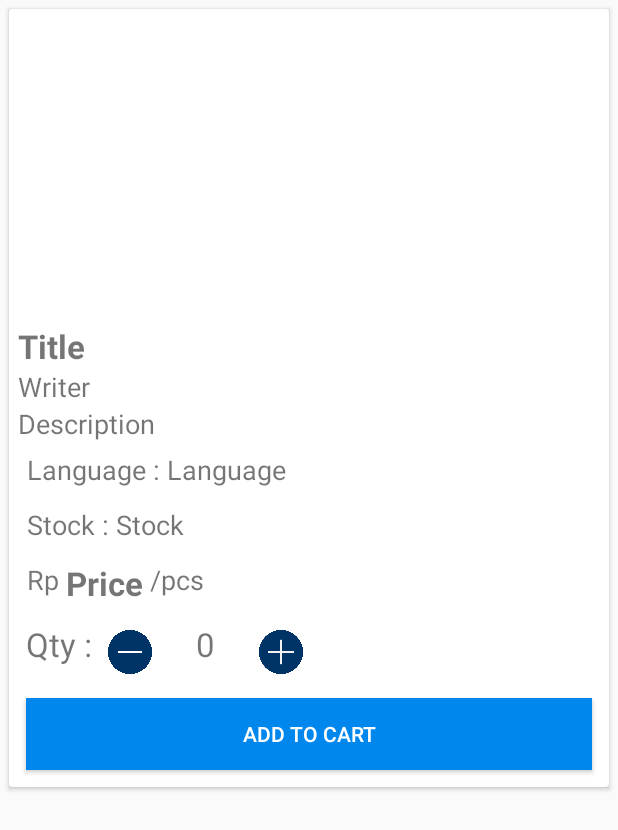
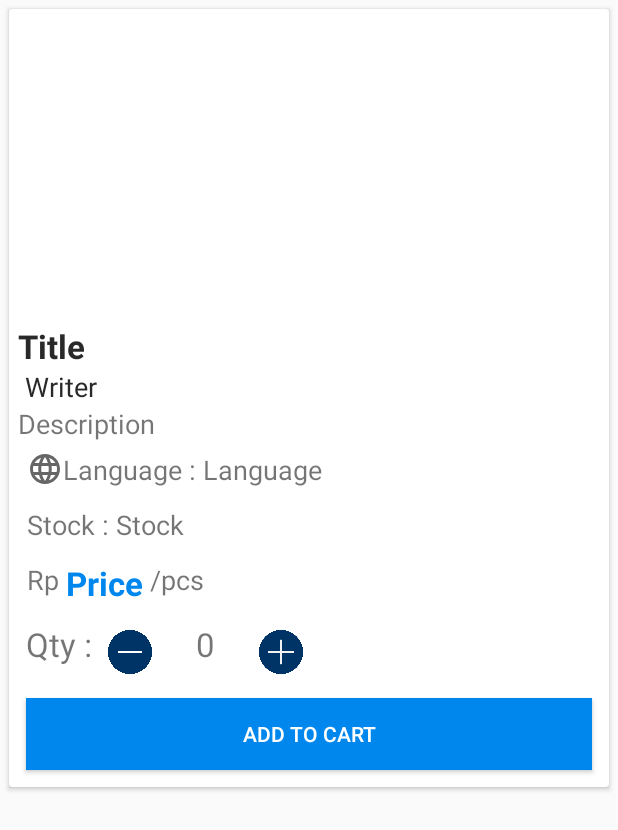
Before and after one commit to gdochadipa/Pratikum_Progmob, an Android app: the layout activity_book_detail.xml on its own in the app's theme, with its tools: preview values and no code run, on a phone screen of 412 x 824 dp. Shown: the top 830 px of the screen. Run offline under Robolectric (Android 15) with nearby library versions, the phone set to English and light mode, and no system bars.

Commit message:
add icon 3

```diff
--- /dev/null
+++ b/app/src/main/res/drawable/ic_baseline_language_24.xml
@@ -0,0 +1,10 @@
+<vector xmlns:android="http://schemas.android.com/apk/res/android"
+    android:width="24dp"
+    android:height="24dp"
+    android:viewportWidth="24"
+    android:viewportHeight="24"
+    android:tint="?attr/colorControlNormal">
+  <path
+      android:fillColor="@android:color/white"
+      android:pathData="M11.99,2C6.47,2 2,6.48 2,12s4.47,10 9.99,10C17.52,22 22,17.52 22,12S17.52,2 11.99,2zM18.92,8h-2.95c-0.32,-1.25 -0.78,-2.45 -1.38,-3.56 1.84,0.63 3.37,1.91 4.33,3.56zM12,4.04c0.83,1.2 1.48,2.53 1.91,3.96h-3.82c0.43,-1.43 1.08,-2.76 1.91,-3.96zM4.26,14C4.1,13.36 4,12.69 4,12s0.1,-1.36 0.26,-2h3.38c-0.08,0.66 -0.14,1.32 -0.14,2 0,0.68 0.06,1.34 0.14,2L4.26,14zM5.08,16h2.95c0.32,1.25 0.78,2.45 1.38,3.56 -1.84,-0.63 -3.37,-1.9 -4.33,-3.56zM8.03,8L5.08,8c0.96,-1.66 2.49,-2.93 4.33,-3.56C8.81,5.55 8.35,6.75 8.03,8zM12,19.96c-0.83,-1.2 -1.48,-2.53 -1.91,-3.96h3.82c-0.43,1.43 -1.08,2.76 -1.91,3.96zM14.34,14L9.66,14c-0.09,-0.66 -0.16,-1.32 -0.16,-2 0,-0.68 0.07,-1.35 0.16,-2h4.68c0.09,0.65 0.16,1.32 0.16,2 0,0.68 -0.07,1.34 -0.16,2zM14.59,19.56c0.6,-1.11 1.06,-2.31 1.38,-3.56h2.95c-0.96,1.65 -2.49,2.93 -4.33,3.56zM16.36,14c0.08,-0.66 0.14,-1.32 0.14,-2 0,-0.68 -0.06,-1.34 -0.14,-2h3.38c0.16,0.64 0.26,1.31 0.26,2s-0.1,1.36 -0.26,2h-3.38z"/>
+</vector>
--- a/app/src/main/res/layout/activity_book_detail.xml
+++ b/app/src/main/res/layout/activity_book_detail.xml
@@ -36,6 +36,7 @@
                 android:layout_width="match_parent"
                 android:layout_height="match_parent"
                 android:text="Title"
+                android:textColor="@color/black_sabbath"
                 android:textSize="22sp"
                 android:textStyle="bold"
                 />
@@ -43,7 +44,8 @@
                 android:id="@+id/tv_writer"
                 android:layout_width="match_parent"
                 android:layout_height="match_parent"
-                android:text="Writer"
+                android:text=" Writer"
+                android:textColor="@color/black_sabbath"
                 android:textSize="18sp"
                 />
             <TextView
@@ -64,6 +66,7 @@
                     android:layout_width="wrap_content"
                     android:layout_height="match_parent"
                     android:text="Language : "
+                    android:drawableLeft="@drawable/ic_baseline_language_24"
                     android:textSize="18sp"
                     />
 
@@ -113,6 +116,7 @@
                     android:id="@+id/tv_price"
                     android:layout_width="wrap_content"
                     android:layout_height="match_parent"
+                    android:textColor="@color/colorPrimary"
                     android:text="Price"
                     android:textSize="22sp"
                     android:textStyle="bold"
--- a/app/src/main/res/layout/activity_cart_detail.xml
+++ b/app/src/main/res/layout/activity_cart_detail.xml
@@ -42,6 +42,7 @@
                     android:layout_height="match_parent"
                     android:text="Title"
                     android:textSize="22sp"
+                    android:textColor="@color/black_sabbath"
                     android:textStyle="bold"
                     />
                 <TextView
@@ -49,6 +50,7 @@
                     android:layout_width="match_parent"
                     android:layout_height="match_parent"
                     android:text="Writer"
+                    android:textColor="@color/black_sabbath"
                     android:textSize="18sp"
                     />
                 <TextView
@@ -70,6 +72,7 @@
                         android:layout_width="wrap_content"
                         android:layout_height="match_parent"
                         android:text="Language : "
+                        android:drawableLeft="@drawable/ic_baseline_language_24"
                         android:textSize="18sp"
                         />
 
@@ -142,6 +145,7 @@
                         android:layout_width="wrap_content"
                         android:layout_height="match_parent"
                         android:text="Price "
+                        android:textColor="@color/colorPrimary"
                         android:textSize="22sp"
                         android:textStyle="bold"
                         />
--- a/app/src/main/res/layout/activity_transaction_detail_book.xml
+++ b/app/src/main/res/layout/activity_transaction_detail_book.xml
@@ -43,12 +43,14 @@
                     android:text="Title"
                     android:textSize="22sp"
                     android:textStyle="bold"
+                    android:textColor="@color/black_sabbath"
                     />
                 <TextView
                     android:id="@+id/tv_writer"
                     android:layout_width="match_parent"
                     android:layout_height="match_parent"
                     android:text="Writer"
+                    android:textColor="@color/black_sabbath"
                     android:textSize="18sp"
                     />
                 <TextView
@@ -70,6 +72,7 @@
                         android:layout_width="wrap_content"
                         android:layout_height="match_parent"
                         android:text="Language : "
+                        android:drawableLeft="@drawable/ic_baseline_language_24"
                         android:textSize="18sp"
                         />
 
@@ -142,6 +145,7 @@
                         android:layout_width="wrap_content"
                         android:layout_height="match_parent"
                         android:text="Price "
+                        android:textColor="@color/colorPrimary"
                         android:textSize="22sp"
                         android:textStyle="bold"
                         />
--- a/app/src/main/res/values/colors.xml
+++ b/app/src/main/res/values/colors.xml
@@ -8,4 +8,5 @@
     <color name="light_blue_A200">#FF40C4FF</color>
     <color name="light_blue_A400">#FF00B0FF</color>
     <color name="black_overlay">#66000000</color>
+    <color name="black_sabbath">#292929</color>
 </resources>
--- a/app/src/main/res/values/strings.xml
+++ b/app/src/main/res/values/strings.xml
@@ -1,5 +1,5 @@
 <resources>
-    <string name="app_name">Pratikum_Progmob</string>
+    <string name="app_name">Bookstore</string>
     <string name="title_activity_user_login">UserLoginActivity</string>
     <string name="prompt_email">Email</string>
     <string name="prompt_password">Password</string>
```
Also changed, not shown: app/src/main/res/drawable/ic_baseline_arrow_forward_24.xml (added, +10 -0 lines), app/src/main/res/layout/card_item.xml (+15 -1 lines).
